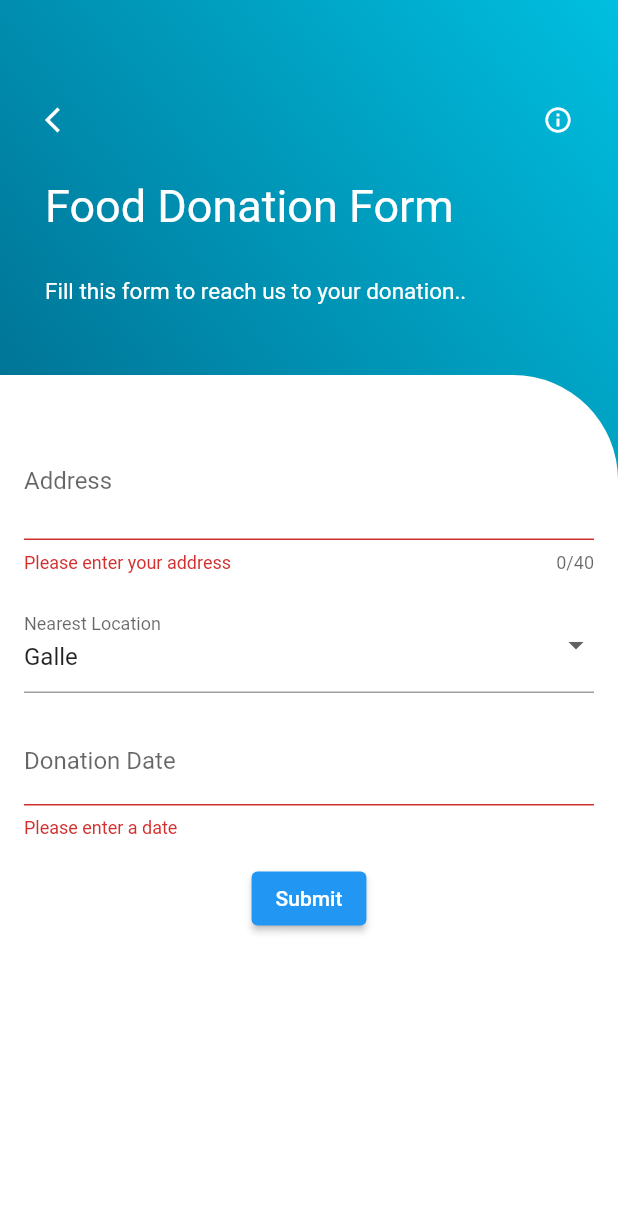
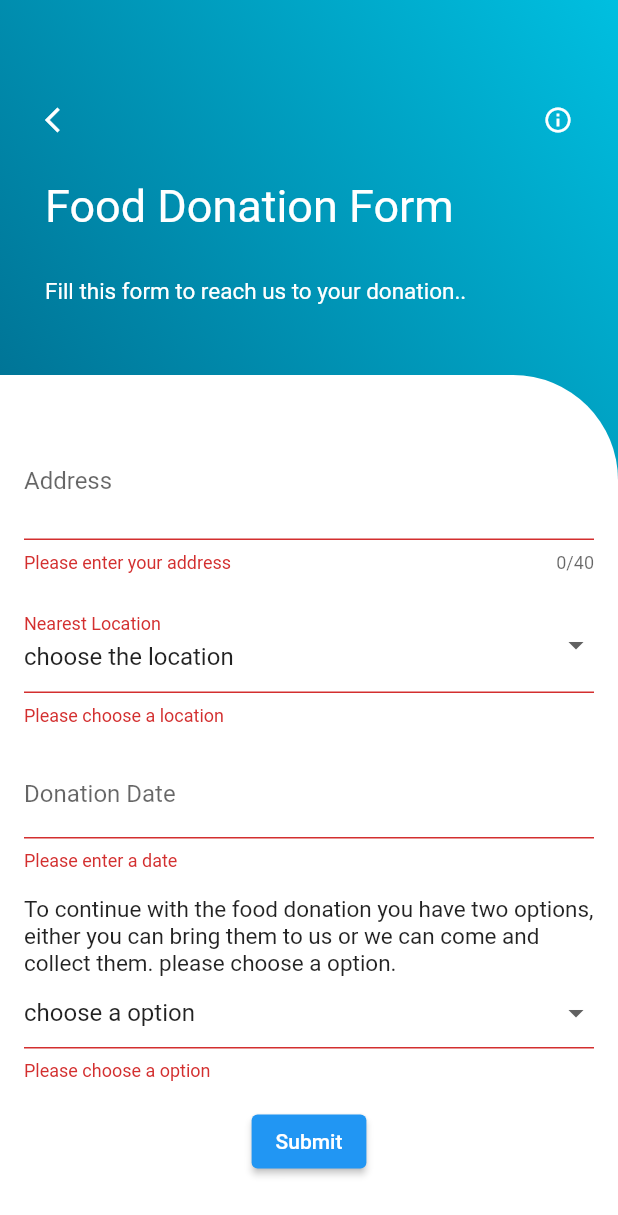
Before and after one commit to Shalinda99/FoodBank-Mobile, a Flutter app: the FoodDonationForm screen opened directly, after a tap on "Submit", on a phone screen of 412 x 824 dp. Shown: the top 1215 px of the screen. Run offline on Flutter 3.47's test engine with Material 2 defaults, Android fonts, the phone set to English and light mode, and no system bars.

Commit message:
content done

```diff
--- a/lib/fooddonation.dart
+++ b/lib/fooddonation.dart
@@ -147,7 +147,7 @@ class _FoodDonationState extends State<FoodDonation> {
                   ],
                 ),
                 child: const Text(
-                  '1. You can donate food items like Rice, Dhal, Milk powder, Floor, Cooking Oil, Dry food. We accept any quantity you can provide',
+                  '1. You can donate food items like Rice, Dhal, Sugar, Milk powder, Floor, Cooking Oil, Dry food & Buiscuits. We accept any quantity you can provide',
                   style: TextStyle(
                     fontSize: 15,
                   ),
--- a/lib/fooddonationForm.dart
+++ b/lib/fooddonationForm.dart
@@ -15,8 +15,11 @@ class FoodDonationForm extends StatefulWidget {
 class _FoodDonationFormState extends State<FoodDonationForm> {
   final _formKey = GlobalKey<FormState>();
 
-  final List<String> locations = ['Galle', 'Matara', 'Ambalangod'];
-  String selectedLocation = 'Galle';
+  final List<String> locations = ['choose the location','Galle', 'Matara', 'Ambalangod'];
+  String selectedLocation = 'choose the location';
+
+  final List<String> options= ['choose a option','I will come and donate you', 'You have to collect my donation'];
+  String selectedOption = 'choose a option';
 
   TextEditingController _dateController = TextEditingController();
   DateTime? _selectedDate; //null
@@ -59,7 +62,7 @@ class _FoodDonationFormState extends State<FoodDonationForm> {
         );
       }).toList(),
       validator: (value) {
-        if (value == null || value.isEmpty) {
+        if (value == null || value.isEmpty || value=='choose the location') {
           return 'Please choose a location';
         }
         return null;
@@ -100,6 +103,31 @@ class _FoodDonationFormState extends State<FoodDonationForm> {
     );
   }
 
+   Widget _buildSelectOption() {
+    return DropdownButtonFormField<String>(
+      // decoration: const InputDecoration(
+      //   labelText: 'To continue with the food donation you have two options, either you can bring them to us or we can come and collect them. please choose a option.' ,
+      // ),
+      value: selectedOption,
+      onChanged: (String? newValue) {
+        setState(() {
+          selectedOption = newValue!;
+        });
+      },
+      items: options.map((String option) {
+        return DropdownMenuItem<String>(
+          value: option,
+          child: Text(option),
+        );
+      }).toList(),
+      validator: (value) {
+        if (value == null || value.isEmpty || value=='choose a option') {
+          return 'Please choose a option';
+        }
+        return null;
+      },
+    );
+  }
 
   @override
   void dispose() {
@@ -207,7 +235,17 @@ class _FoodDonationFormState extends State<FoodDonationForm> {
                         const SizedBox(
                           height: 16.0,
                         ),
+                      const Text(
+                    'To continue with the food donation you have two options, either you can bring them to us or we can come and collect them. please choose a option.',
+                    style: TextStyle(
+                      fontSize: 15,
+                    )
+                    ),
 
+                        _buildSelectOption(),
+                          const SizedBox(
+                          height: 16.0,
+                        ),
 
                         ElevatedButton(
                           onPressed: () {
```
